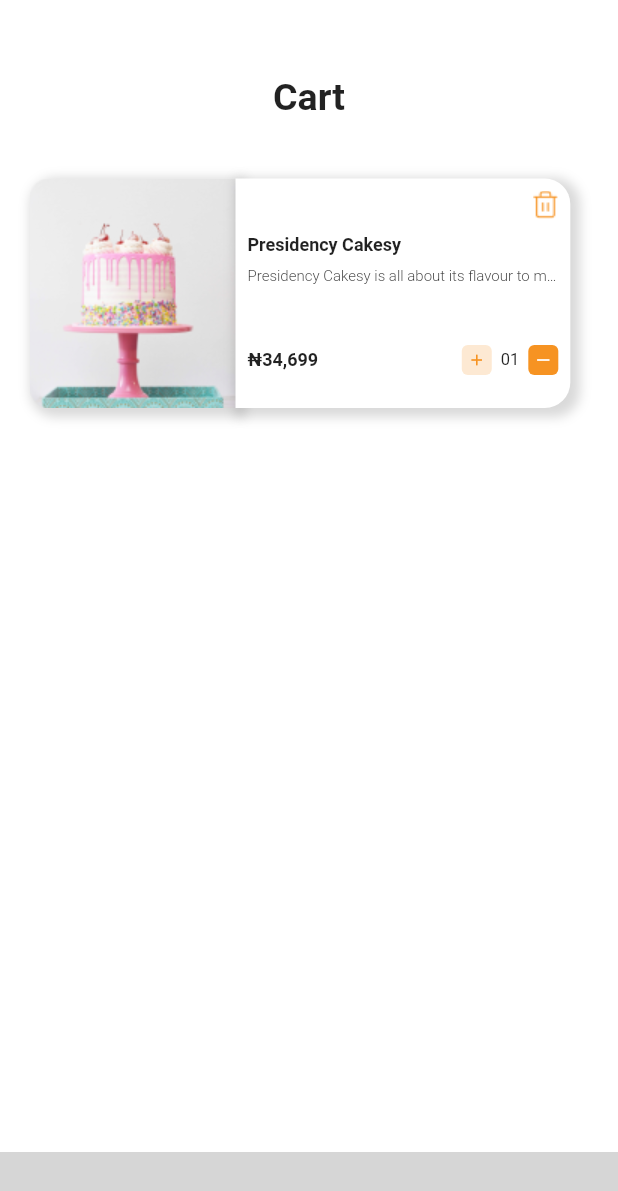
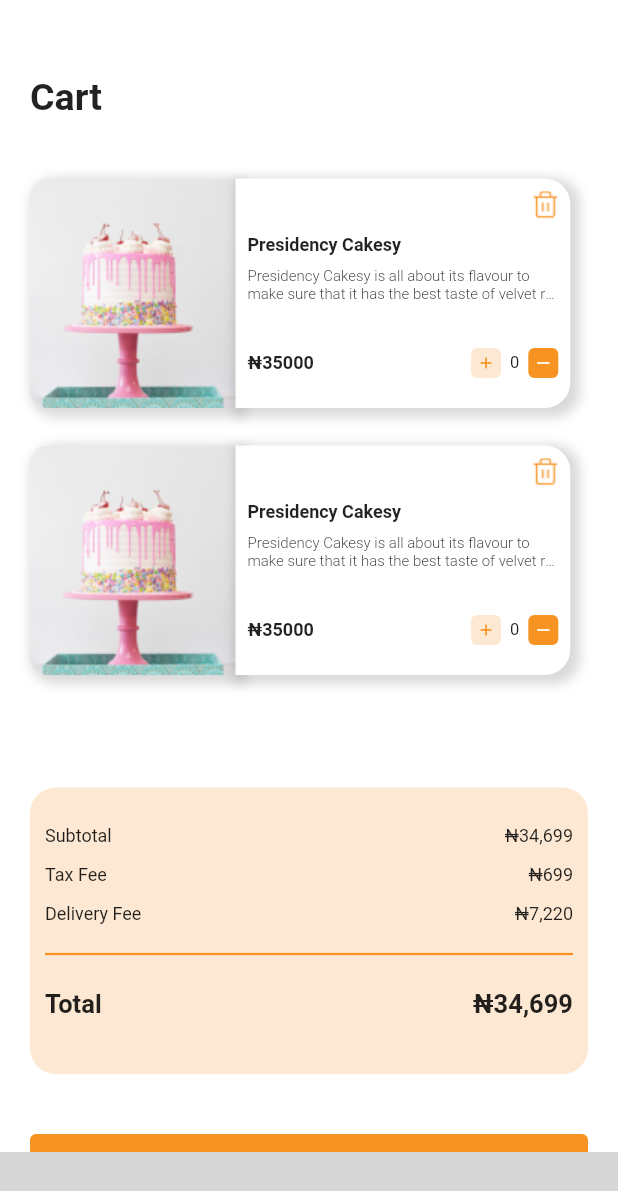
Before and after one commit to ayoolat/pastries, a Flutter app: the CartScreen screen opened by its route, on a phone screen of 412 x 824 dp. Shown: the top 1191 px of the screen. Run offline on Flutter 3.47's test engine with Material 2 defaults, Android fonts, the phone set to English and light mode, and no system bars; our stand-ins replace flutter_svg, pinput; missing offline and left inert: hidable, scroll_to_hide_bottom_navigation_bar; grey boxes are pictures that could not be loaded.

Commit message:
Finished cart screen

```diff
--- a/lib/screens/cartScreen.dart
+++ b/lib/screens/cartScreen.dart
@@ -5,6 +5,7 @@ import 'package:pastries/widgets/bottomNav.dart';
 import '../utils/config/colors.dart';
 import '../utils/config/images.dart';
 import '../utils/constants.dart';
+import '../widgets/CartCardWidget.dart';
 
 class CartScreen extends StatefulWidget {
   const CartScreen({Key? key}) : super(key: key);
@@ -16,6 +17,7 @@ class CartScreen extends StatefulWidget {
 class _CartScreenState extends State<CartScreen> {
   int _selectedIndex = 3;
   ScrollController _scrollController = ScrollController();
+  int quantity = 0;
 
   @override
   void initState() {
@@ -40,151 +42,98 @@ class _CartScreenState extends State<CartScreen> {
           padding: const EdgeInsets.symmetric(vertical: 50, horizontal: 20),
           child: Column(
             children: [
-              const Text("Cart", style: kSubDashboardHeading),
+              const Align(
+                alignment: Alignment.topLeft,
+                child: Text("Cart", style: kSubDashboardHeading),
+              ),
               Column(
                 children: [
-                  SizedBox(
+                  const SizedBox(
                     height: 40,
                   ),
-                  Row(
-                    children: [
-                      Flexible(
-                        flex: 2,
-                        child: Container(
-                          height: 153,
-                          decoration: BoxDecoration(
-                            borderRadius: kBoxRadiusVerticalLeft,
-                            boxShadow: [kShadowVertical],
+                  CartCardWidget(
+                    image: AppImages.cartItem,
+                    name: "Presidency Cakesy",
+                    description:
+                        "Presidency Cakesy is all about its flavour to make sure that it has the best taste of velvet reciepies into its carisma.",
+                    price: 35000,
+                    quantity: quantity,
                   ),
-                          child: const Image(
+                  CartCardWidget(
                     image: AppImages.cartItem,
-                            fit: BoxFit.fill,
+                    name: "Presidency Cakesy",
+                    description:
+                        "Presidency Cakesy is all about its flavour to make sure that it has the best taste of velvet reciepies into its carisma.",
+                    price: 35000,
+                    quantity: quantity,
                   ),
-                        ),
-                      ),
-                      Flexible(
-                        flex: 3,
-                        child: Container(
-                          width: double.infinity,
-                          height: 153,
-                          decoration: BoxDecoration(
-                            borderRadius: kBoxRadiusVerticalRight,
-                            color: AppColors.white,
-                            boxShadow: [kShadow],
-                          ),
-                          child: Padding(
-                            padding: const EdgeInsets.all(8.0),
-                            child: Column(
-                              children: [
-                                const Align(
-                                  alignment: Alignment.topRight,
-                                  child: Image(
-                                    image: AppImages.trashIcon,
-                                  ),
+                ],
               ),
               const SizedBox(
-                                  height: 10,
+                height: 50,
               ),
-                                const Align(
-                                  alignment: Alignment.topLeft,
-                                  child: Text(
-                                    "Presidency Cakesy",
-                                    style: kCartCardTitle,
+              Container(
+                height: 191,
+                width: double.infinity,
+                padding:
+                    const EdgeInsets.symmetric(vertical: 25, horizontal: 10),
+                decoration: const BoxDecoration(
+                    color: AppColors.lighterOrange,
+                    borderRadius: kBoxFullRadius),
+                child: Column(
+                  children: const [
+                    CartSummaryCard(
+                      title: "Subtotal",
+                      value: "₦34,699",
+                      titleStyle: kAuthTextStyle,
+                      valueStyle: kAuthTextStyle,
                     ),
+                    CartSummaryCard(
+                      title: "Tax Fee",
+                      value: "₦699",
+                      titleStyle: kAuthTextStyle,
+                      valueStyle: kAuthTextStyle,
                     ),
-                                const SizedBox(
-                                  height: 8,
+                    CartSummaryCard(
+                      title: "Delivery Fee",
+                      value: "₦7,220",
+                      titleStyle: kAuthTextStyle,
+                      valueStyle: kAuthTextStyle,
                     ),
-                                const Text(
-                                  "Presidency Cakesy is all about its flavour to make sure that it has the best taste of velvet reciepies into its carisma.",
-                                  overflow: TextOverflow.ellipsis,
-                                  softWrap: true,
-                                  style: kCartCardBody,
+                    Divider(
+                      color: AppColors.orange,
+                      thickness: 1.5,
+                    ),
+                    SizedBox(
+                      height: 15,
+                    ),
+                    CartSummaryCard(
+                      title: "Total",
+                      value: "₦34,699",
+                      titleStyle: kTotalSize,
+                      valueStyle: kTotalSize,
+                    ),
+                  ],
+                ),
               ),
               const SizedBox(
                 height: 40,
               ),
-                                Row(
-                                  mainAxisAlignment:
-                                      MainAxisAlignment.spaceBetween,
-                                  children: [
-                                    const Text(
-                                      "₦34,699",
-                                      style: kCartCardTitle,
-                                    ),
-                                    Row(
-                                      children: [
-                                        Container(
-                                          width: 20,
-                                          height: 20,
-                                          decoration: const BoxDecoration(
-                                            borderRadius:
-                                                kBoxRadiusVerticalRight,
-                                          ),
+              SizedBox(
+                width: double.infinity,
                 child: TextButton(
                   onPressed: () {},
                   style: const ButtonStyle(
-                                              backgroundColor:
-                                                  MaterialStatePropertyAll(
-                                                      AppColors.lighterOrange),
+                    backgroundColor: MaterialStatePropertyAll(AppColors.orange),
                     padding: MaterialStatePropertyAll(
-                                                  EdgeInsets.zero),
-                                            ),
-                                            child: const Icon(
-                                              Icons.add,
-                                              color: AppColors.orange,
-                                              size: 12,
+                      EdgeInsets.all(15),
                     ),
                   ),
-                                        ),
-                                        const SizedBox(
-                                          width: 6,
-                                        ),
-                                        const Text(
-                                          "01",
-                                          style: TextStyle(
-                                            fontSize: 11,
-                                            fontWeight: FontWeight.w400,
+                  child: const Text(
+                    "Checkout",
+                    style: kOnBoardSmallText,
                   ),
                 ),
-                                        const SizedBox(
-                                          width: 6,
-                                        ),
-                                        Container(
-                                          width: 20,
-                                          height: 20,
-                                          decoration: const BoxDecoration(
-                                            borderRadius:
-                                                kBoxRadiusVerticalRight,
-                                          ),
-                                          child: TextButton(
-                                            onPressed: () {},
-                                            style: const ButtonStyle(
-                                              backgroundColor:
-                                                  MaterialStatePropertyAll(
-                                                      AppColors.orange),
-                                              padding: MaterialStatePropertyAll(
-                                                  EdgeInsets.zero),
-                                            ),
-                                            child: const Icon(
-                                              Icons.horizontal_rule,
-                                              color: AppColors.white,
-                                              size: 12,
-                                            ),
-                                          ),
-                                        ),
-                                      ],
-                                    )
-                                  ],
-                                )
-                              ],
-                            ),
-                          ),
-                        ),
-                      ),
-                    ],
-                  )
-                ],
               )
             ],
           ),
@@ -197,3 +146,38 @@ class _CartScreenState extends State<CartScreen> {
     );
   }
 }
+
+class CartSummaryCard extends StatelessWidget {
+  final String title;
+  final String value;
+  final TextStyle titleStyle;
+  final TextStyle valueStyle;
+
+  const CartSummaryCard({
+    required this.title,
+    required this.value,
+    required this.titleStyle,
+    required this.valueStyle,
+    Key? key,
+  }) : super(key: key);
+
+  @override
+  Widget build(BuildContext context) {
+    return Container(
+      margin: const EdgeInsets.only(bottom: 12),
+      child: Row(
+        mainAxisAlignment: MainAxisAlignment.spaceBetween,
+        children: [
+          Text(
+            title,
+            style: titleStyle,
+          ),
+          Text(
+            value,
+            style: valueStyle,
+          )
+        ],
+      ),
+    );
+  }
+}
--- a/lib/utils/constants.dart
+++ b/lib/utils/constants.dart
@@ -18,6 +18,10 @@ const kOnBoardSmallText = TextStyle(
 const kAuthTextStyle = TextStyle(
   fontWeight: FontWeight.w400,
   fontSize: 12,
+);
+const kTotalSize = TextStyle(
+  fontSize: 17,
+  fontWeight: FontWeight.w600,
 );
 const kAuthMainHeadingTextStyle = TextStyle(
   fontSize: 32,
@@ -87,6 +91,7 @@ const kBoxRadius = BorderRadius.only(
   bottomLeft: Radius.circular(17),
   bottomRight: Radius.circular(17),
 );
+const kBoxFullRadius = BorderRadius.all(Radius.circular(17));
 const kBoxRadiusVerticalRight = BorderRadius.only(
   topRight: Radius.circular(17),
   bottomRight: Radius.circular(17),
--- /dev/null
+++ b/lib/widgets/CartCardWidget.dart
@@ -0,0 +1,164 @@
+import 'package:flutter/cupertino.dart';
+import 'package:flutter/material.dart';
+
+import '../utils/config/colors.dart';
+import '../utils/config/images.dart';
+import '../utils/constants.dart';
+
+class CartCardWidget extends StatelessWidget {
+  final AssetImage image;
+  final String name;
+  final String description;
+  final int price;
+  final int quantity;
+
+  const CartCardWidget({
+    Key? key,
+    required this.image,
+    required this.price,
+    required this.description,
+    required this.name,
+    required this.quantity,
+  }) : super(key: key);
+
+  @override
+  Widget build(BuildContext context) {
+    return Container(
+      margin: const EdgeInsets.only(bottom: 25),
+      child: Row(
+        children: [
+          Flexible(
+            flex: 2,
+            child: Container(
+              height: 153,
+              decoration: BoxDecoration(
+                borderRadius: kBoxRadiusVerticalLeft,
+                boxShadow: [kShadowVertical],
+              ),
+              child: Image(
+                image: image,
+                fit: BoxFit.fill,
+              ),
+            ),
+          ),
+          Flexible(
+            flex: 3,
+            child: Container(
+              width: double.infinity,
+              height: 153,
+              decoration: BoxDecoration(
+                borderRadius: kBoxRadiusVerticalRight,
+                color: AppColors.white,
+                boxShadow: [kShadow],
+              ),
+              child: Padding(
+                padding: const EdgeInsets.all(8.0),
+                child: Column(
+                  children: [
+                    const Align(
+                      alignment: Alignment.topRight,
+                      child: Image(
+                        image: AppImages.trashIcon,
+                      ),
+                    ),
+                    const SizedBox(
+                      height: 10,
+                    ),
+                    Align(
+                      alignment: Alignment.topLeft,
+                      child: Text(
+                        name,
+                        style: kCartCardTitle,
+                      ),
+                    ),
+                    const SizedBox(
+                      height: 8,
+                    ),
+                    Text(
+                      description,
+                      overflow: TextOverflow.ellipsis,
+                      softWrap: false,
+                      maxLines: 2,
+                      style: kCartCardBody,
+                    ),
+                    const SizedBox(
+                      height: 30,
+                    ),
+                    Row(
+                      mainAxisAlignment: MainAxisAlignment.spaceBetween,
+                      children: [
+                        Text(
+                          "₦$price",
+                          style: kCartCardTitle,
+                        ),
+                        Row(
+                          children: [
+                            Container(
+                              width: 20,
+                              height: 20,
+                              decoration: const BoxDecoration(
+                                borderRadius: kBoxRadiusVerticalRight,
+                              ),
+                              child: TextButton(
+                                onPressed: () {},
+                                style: const ButtonStyle(
+                                  backgroundColor: MaterialStatePropertyAll(
+                                      AppColors.lighterOrange),
+                                  padding:
+                                      MaterialStatePropertyAll(EdgeInsets.zero),
+                                ),
+                                child: const Icon(
+                                  Icons.add,
+                                  color: AppColors.orange,
+                                  size: 12,
+                                ),
+                              ),
+                            ),
+                            const SizedBox(
+                              width: 6,
+                            ),
+                            Text(
+                              quantity.toString(),
+                              style: const TextStyle(
+                                fontSize: 11,
+                                fontWeight: FontWeight.w400,
+                              ),
+                            ),
+                            const SizedBox(
+                              width: 6,
+                            ),
+                            Container(
+                              width: 20,
+                              height: 20,
+                              decoration: const BoxDecoration(
+                                borderRadius: kBoxRadiusVerticalRight,
+                              ),
+                              child: TextButton(
+                                onPressed: () {},
+                                style: const ButtonStyle(
+                                  backgroundColor: MaterialStatePropertyAll(
+                                      AppColors.orange),
+                                  padding:
+                                      MaterialStatePropertyAll(EdgeInsets.zero),
+                                ),
+                                child: const Icon(
+                                  Icons.horizontal_rule,
+                                  color: AppColors.white,
+                                  size: 12,
+                                ),
+                              ),
+                            ),
+                          ],
+                        )
+                      ],
+                    )
+                  ],
+                ),
+              ),
+            ),
+          ),
+        ],
+      ),
+    );
+  }
+}
--- a/lib/widgets/CategoriesNavitionBar.dart
+++ b/lib/widgets/CategoriesNavitionBar.dart
@@ -14,7 +14,9 @@ class CategoriesNavigationText extends StatelessWidget {
 
   @override
   Widget build(BuildContext context) {
-    return Column(
+    return Padding(
+      padding: const EdgeInsets.only(right: 15.0),
+      child: Column(
         children: [
           Text(
             text,
@@ -30,6 +32,7 @@ class CategoriesNavigationText extends StatelessWidget {
             size: 7,
           )
         ],
+      ),
     );
   }
 }
```
Lines whose indentation alone changed are shown as unchanged.
